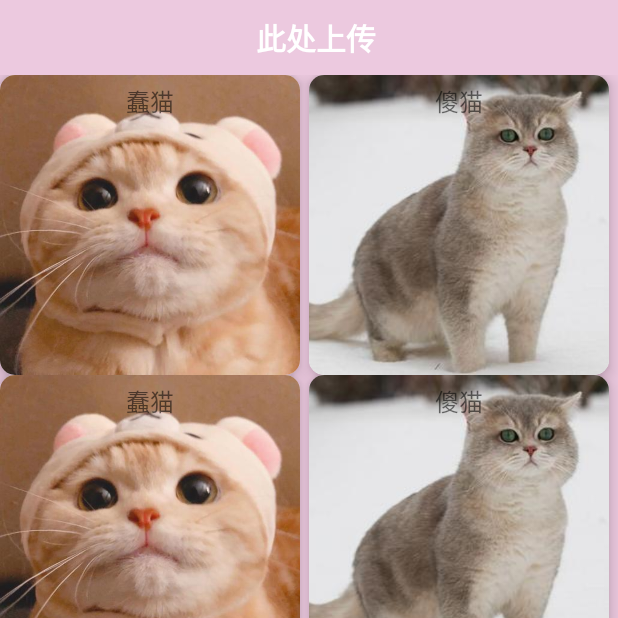
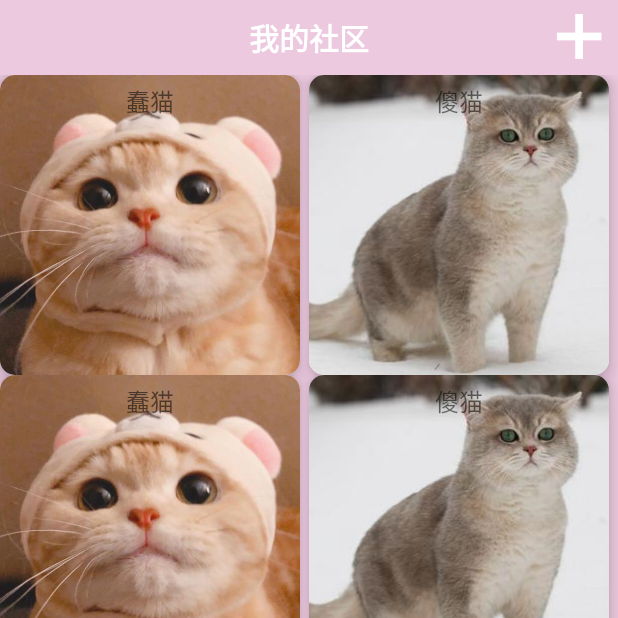
Before and after one commit to shwjn515/TraceHUB, an Android app: the DashboardFragment screen opened through its navigation route, on a phone screen of 412 x 824 dp, the top half of it. Run offline under Robolectric (Android 15) with nearby library versions, the phone set to English and light mode, and no system bars; our stand-ins replace navigation-ui; libraries missing offline, so code that uses them is left out: com.amap.api; 26 statements that could not run were skipped.

Commit message:
页面美化完成

```diff
--- a/app/src/main/java/edu/scse/tracehub/ui/home/SlideMenu.java
+++ b/app/src/main/java/edu/scse/tracehub/ui/home/SlideMenu.java
@@ -84,7 +84,7 @@ public class SlideMenu extends FrameLayout {
                 //当滑动距离小于Menu宽度的一半时，平滑滑动到主页面
                 if(getScrollX()>-menuWidth/2){
                     closeMenu();
-                }else {
+                }else if(getScrollX()<=-menuWidth/2){
                     //当滑动距离大于Menu宽度的一半时，平滑滑动到Menu页面
                     openMenu();
                 }
--- a/app/src/main/res/layout/layout_main.xml
+++ b/app/src/main/res/layout/layout_main.xml
@@ -6,9 +6,7 @@
     <LinearLayout
         android:layout_width="50dp"
         android:layout_height="50dp"
-        android:gravity="center_vertical"
-
-        tools:ignore="MissingConstraints">
+        android:gravity="center_vertical">
         <ImageView
             android:layout_width="wrap_content"
             android:layout_height="wrap_content"
--- a/app/src/main/res/layout/layout_menu.xml
+++ b/app/src/main/res/layout/layout_menu.xml
@@ -3,7 +3,7 @@
     xmlns:app="http://schemas.android.com/apk/res-auto"
     android:orientation="vertical"
     android:background="@color/saswell_pink"
-    android:layout_width="420dp"
+    android:layout_width="250dp"
     android:layout_height="match_parent">
     <LinearLayout
         android:layout_width="match_parent"
--- a/app/src/main/res/layout/navigation_dashboard.xml
+++ b/app/src/main/res/layout/navigation_dashboard.xml
@@ -11,10 +11,18 @@
         android:layout_height="50dp"
         android:background="@color/saswell_pink"
         android:gravity="center"
-        android:text="  此处上传"
+        android:text="我的社区"
         android:textColor="@color/saswell_white"
         android:textSize="20sp"
         android:textStyle="bold"
+        tools:ignore="MissingConstraints" />
+    <Button
+        android:id="@+id/btn_shangchuan2"
+        android:layout_width="50dp"
+        android:layout_height="50dp"
+        android:background="@drawable/th_jiahao"
+        app:layout_constraintRight_toRightOf="parent"
+        android:layout_marginRight="0dp"
         tools:ignore="MissingConstraints" />
     <androidx.recyclerview.widget.RecyclerView
         android:layout_width="match_parent"
```
Also changed, not shown: app/src/main/res/layout/navigation_home.xml (+24 -14 lines), app/src/main/res/drawable/photo.png (added).
